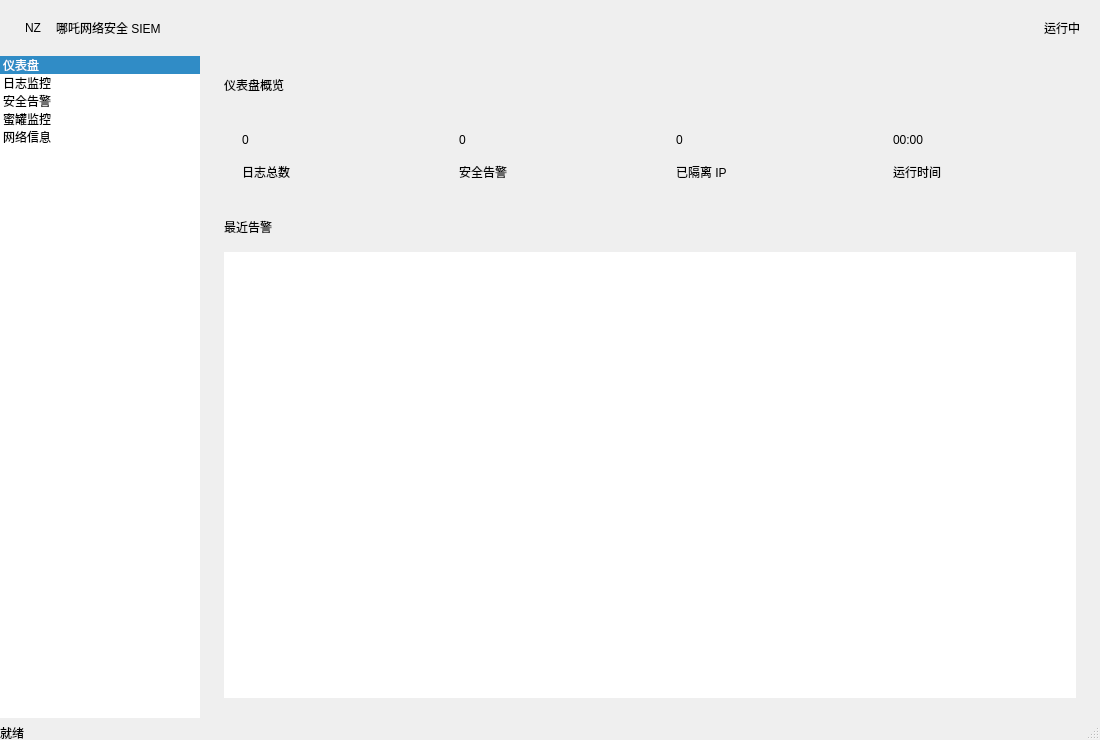
ctkqiang/NezhaGuard, file src/views/monitor.ui: the form before one commit.
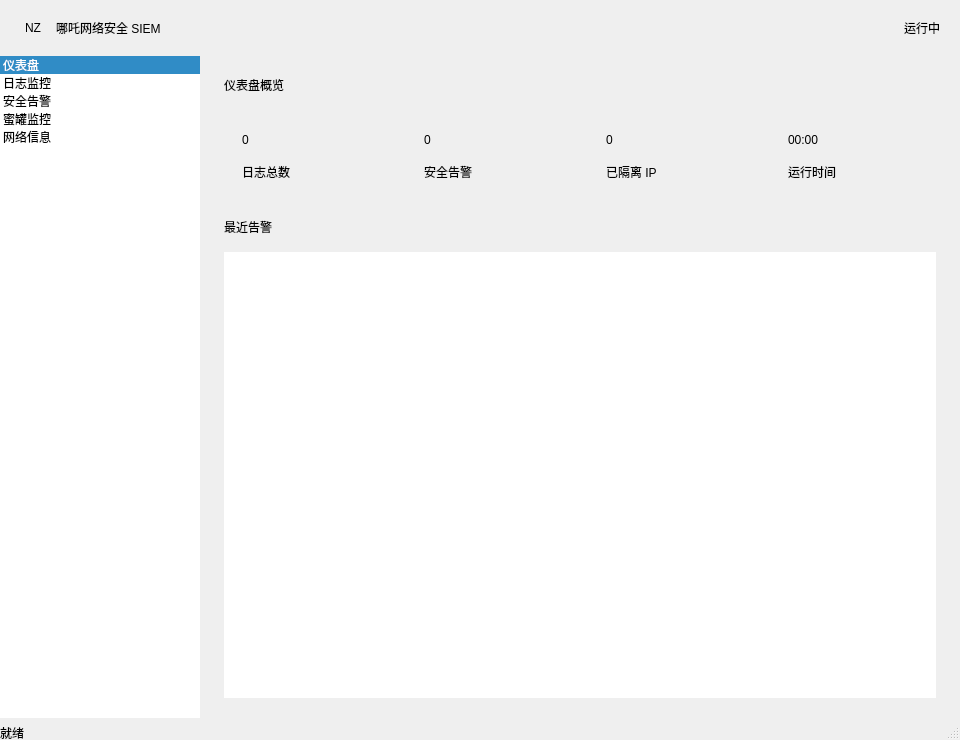
The form after the commit.

```diff
--- a/src/views/monitor.ui
+++ b/src/views/monitor.ui
@@ -2,7 +2,7 @@
 <ui version="4.0">
  <class>monitor</class>
  <widget class="QMainWindow" name="monitor">
-  <property name="geometry"><rect><x>0</x><y>0</y><width>1100</width><height>740</height></rect></property>
+  <property name="geometry"><rect><x>0</x><y>0</y><width>900</width><height>740</height></rect></property>
   <property name="minimumSize"><size><width>960</width><height>640</height></size></property>
   <property name="windowTitle"><string>哪吒网络安全 SIEM</string></property>
   <widget class="QWidget" name="centralwidget">
```
